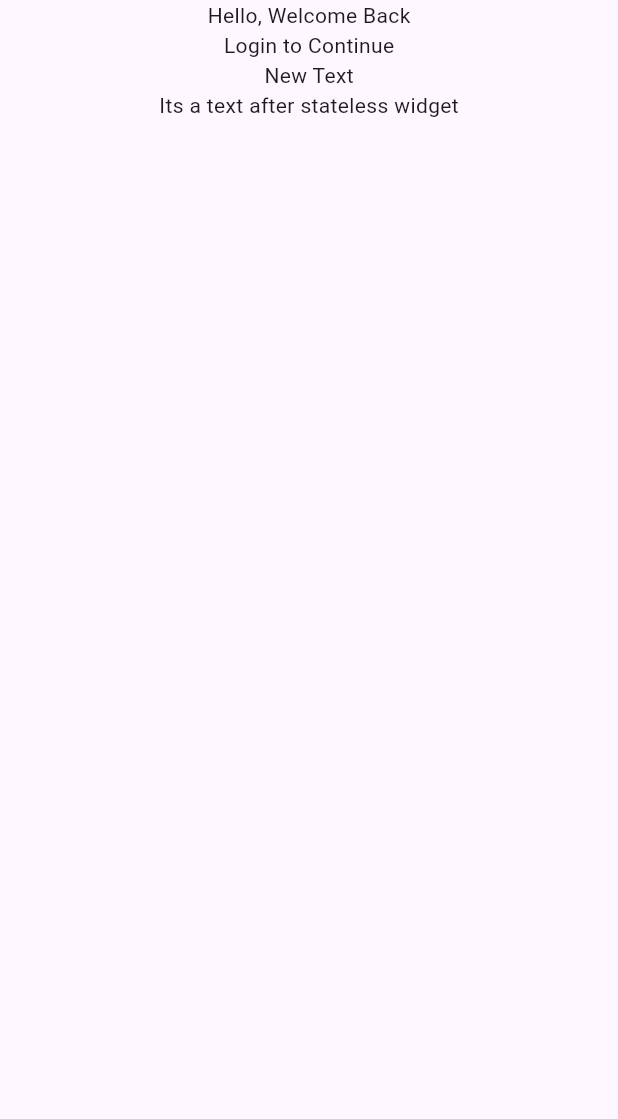
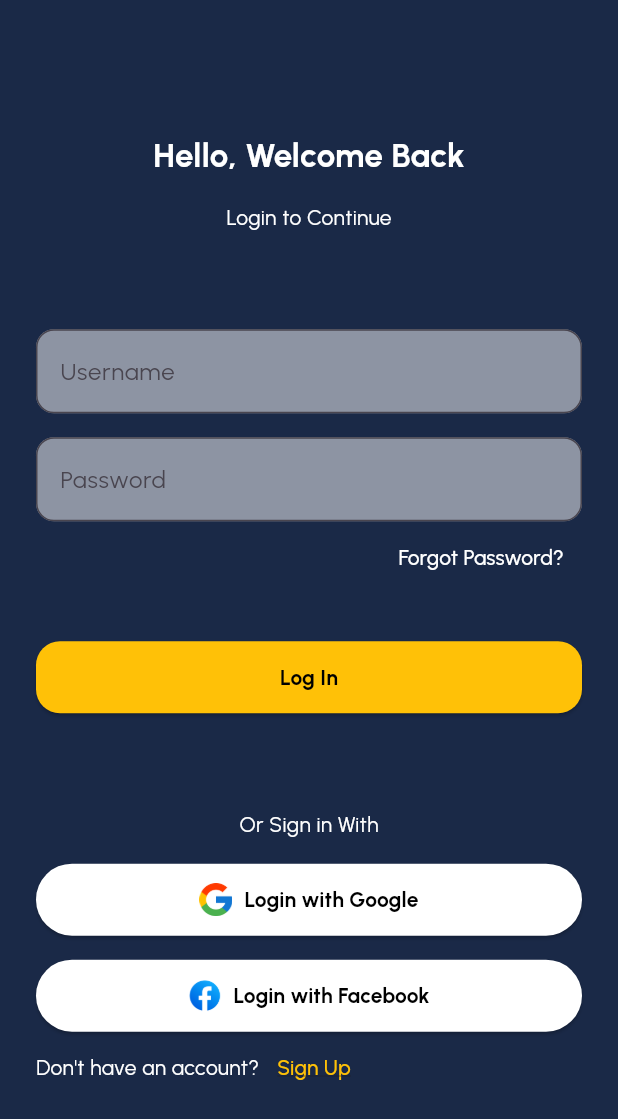
Before and after one commit to GitSentinel/Blog-App, a Flutter app: the screen it shows after launch, on a phone screen of 412 x 824 dp. Shown: the top 1119 px of the screen. Run offline on Flutter 3.47's test engine with Material 3 defaults, Android fonts, the light colour scheme and no system bars.

Commit message:
LogIn page done!

```diff
--- a/lib/main.dart
+++ b/lib/main.dart
@@ -1,3 +1,5 @@
+import 'package:create_app/pages/login_page.dart';
+import 'package:create_app/styles/app_colors.dart';
 import 'package:flutter/material.dart';
 
 void main() {
@@ -8,16 +10,10 @@ class myApp extends StatelessWidget {
   @override
   Widget build(BuildContext context) {
     return MaterialApp(
-      home: Material(
-        child: Column(
-          children: [
-            Text('Hello, Welcome Back'),
-            Text('Login to Continue'),
-            Text('New Text'),
-            Text('Its a text after stateless widget'),
-          ],
-        ),
-      ),
+      theme: ThemeData(
+          fontFamily: 'Urbanist',
+          scaffoldBackgroundColor: AppColors.background),
+      home: LoginPage(),
     );
   }
 }
--- /dev/null
+++ b/lib/pages/login_page.dart
@@ -0,0 +1,208 @@
+// ignore_for_file: prefer_const_constructors
+
+import 'package:flutter/material.dart';
+
+class LoginPage extends StatelessWidget {
+  const LoginPage({super.key});
+
+  @override
+  Widget build(BuildContext context) {
+    return Scaffold(
+      body: SingleChildScrollView(
+        child: SizedBox(
+          height: MediaQuery.of(context).size.height,
+          child: Padding(
+            padding: EdgeInsets.all(24),
+            child: Column(
+              children: [
+                Spacer(),
+                Text(
+                  'Hello, Welcome Back',
+                  style: TextStyle(
+                    color: Colors.white,
+                    fontSize: 22,
+                    fontWeight: FontWeight.bold,
+                  ),
+                ),
+                SizedBox(
+                  height: 16,
+                ),
+                Text(
+                  'Login to Continue',
+                  style: TextStyle(
+                    color: Colors.white,
+                  ),
+                ),
+                Spacer(),
+                TextField(
+                  decoration: InputDecoration(
+                    hintText: 'Username',
+                    border: OutlineInputBorder(
+                        borderRadius: BorderRadius.all(Radius.circular(12))),
+                    filled: true,
+                    fillColor: Colors.white.withOpacity(0.5),
+                  ),
+                ),
+                SizedBox(
+                  height: 16,
+                ),
+                TextField(
+                  decoration: InputDecoration(
+                    hintText: 'Password',
+                    border: OutlineInputBorder(
+                        borderRadius: BorderRadius.all(Radius.circular(12))),
+                    filled: true,
+                    fillColor: Colors.white.withOpacity(0.5),
+                  ),
+                ),
+                Align(
+                  alignment: Alignment.centerRight,
+                  child: TextButton(
+                    onPressed: () {
+                      print('Forgot is Clicked');
+                    },
+                    style: TextButton.styleFrom(
+                      foregroundColor: Colors.white,
+                    ),
+                    child: Text('Forgot Password?'),
+                  ),
+                ),
+                SizedBox(
+                  height: 32,
+                ),
+                SizedBox(
+                  height: 48,
+                  width: double.infinity,
+                  child: ElevatedButton(
+                    onPressed: () {
+                      print('Login is Clicked');
+                    },
+                    style: ElevatedButton.styleFrom(
+                      backgroundColor: Colors.amber,
+                      foregroundColor: Colors.black,
+                      shape: RoundedRectangleBorder(
+                        borderRadius: BorderRadius.all(
+                          Radius.circular(16),
+                        ),
+                      ),
+                    ),
+                    child: Text(
+                      'Log In',
+                      style: TextStyle(fontWeight: FontWeight.w700),
+                    ),
+                  ),
+                ),
+                Spacer(),
+                Text(
+                  'Or Sign in With',
+                  style: TextStyle(
+                    color: Colors.white,
+                  ),
+                ),
+                SizedBox(
+                  height: 16,
+                ),
+                SizedBox(
+                  height: 48,
+                  child: ElevatedButton(
+                    onPressed: () {
+                      print('Login with Google');
+                    },
+                    style: ElevatedButton.styleFrom(
+                      backgroundColor: Colors.white,
+                      foregroundColor: Colors.black,
+                      shape: RoundedRectangleBorder(
+                        borderRadius: BorderRadius.all(
+                          Radius.circular(50),
+                        ),
+                      ),
+                    ),
+                    child: Row(
+                      mainAxisAlignment: MainAxisAlignment.center,
+                      children: [
+                        Image.asset(
+                          'assets/images/google.png',
+                          width: 22,
+                          height: 22,
+                        ),
+                        SizedBox(
+                          width: 8,
+                        ),
+                        Text(
+                          'Login with Google',
+                          style: TextStyle(fontWeight: FontWeight.w700),
+                        ),
+                      ],
+                    ),
+                  ),
+                ),
+                SizedBox(
+                  height: 16,
+                ),
+                SizedBox(
+                  height: 48,
+                  child: ElevatedButton(
+                    onPressed: () {
+                      print('Login with Facebook');
+                    },
+                    style: ElevatedButton.styleFrom(
+                      backgroundColor: Colors.white,
+                      foregroundColor: Colors.black,
+                      shape: RoundedRectangleBorder(
+                        borderRadius: BorderRadius.all(
+                          Radius.circular(50),
+                        ),
+                      ),
+                    ),
+                    child: Row(
+                      mainAxisAlignment: MainAxisAlignment.center,
+                      children: [
+                        Image.asset(
+                          'assets/images/facebook.png',
+                          width: 22,
+                          height: 22,
+                        ),
+                        SizedBox(
+                          width: 8,
+                        ),
+                        Text(
+                          'Login with Facebook',
+                          style: TextStyle(fontWeight: FontWeight.w700),
+                        ),
+                      ],
+                    ),
+                  ),
+                ),
+                Row(
+                  children: [
+                    Text(
+                      'Don\'t have an account?',
+                      style: TextStyle(
+                        color: Colors.white,
+                      ),
+                    ),
+                    TextButton(
+                      onPressed: () {
+                        print('Sign Up is Clicked');
+                      },
+                      style: TextButton.styleFrom(
+                        foregroundColor: Colors.amber,
+                      ),
+                      child: Text(
+                        'Sign Up',
+                        style: TextStyle(
+                          decoration: TextDecoration.underline,
+                        ),
+                      ),
+                    ),
+                  ],
+                ),
+                Spacer(),
+              ],
+            ),
+          ),
+        ),
+      ),
+    );
+  }
+}
--- /dev/null
+++ b/lib/styles/app_colors.dart
@@ -0,0 +1,12 @@
+import 'dart:ui';
+
+class AppColors {
+  static const primary = Color(0xfffbd512);
+  static const font = Color(0xffd8d8d8);
+  static const font2 = Color(0xff373737);
+  static const disableFont = Color(0xffa7a7a7);
+  static const disableButton = Color(0xff303030);
+  static const background = Color(0xff1a2947);
+  static const black = Color(0xff000000);
+  static const white = Color(0xffffffff);
+}
```
Also changed, not shown: pubspec.yaml (+18 -14 lines), assets/fonts/Urbanist-Black.ttf (added), assets/fonts/Urbanist-Bold.ttf (added), assets/fonts/Urbanist-ExtraBold.ttf (added), assets/fonts/Urbanist-Light.ttf (added), assets/fonts/Urbanist-Medium.ttf (added), assets/fonts/Urbanist-Regular.ttf (added), assets/fonts/Urbanist-SemiBold.ttf (added), assets/images/facebook.png (added), assets/images/google.png (added).
